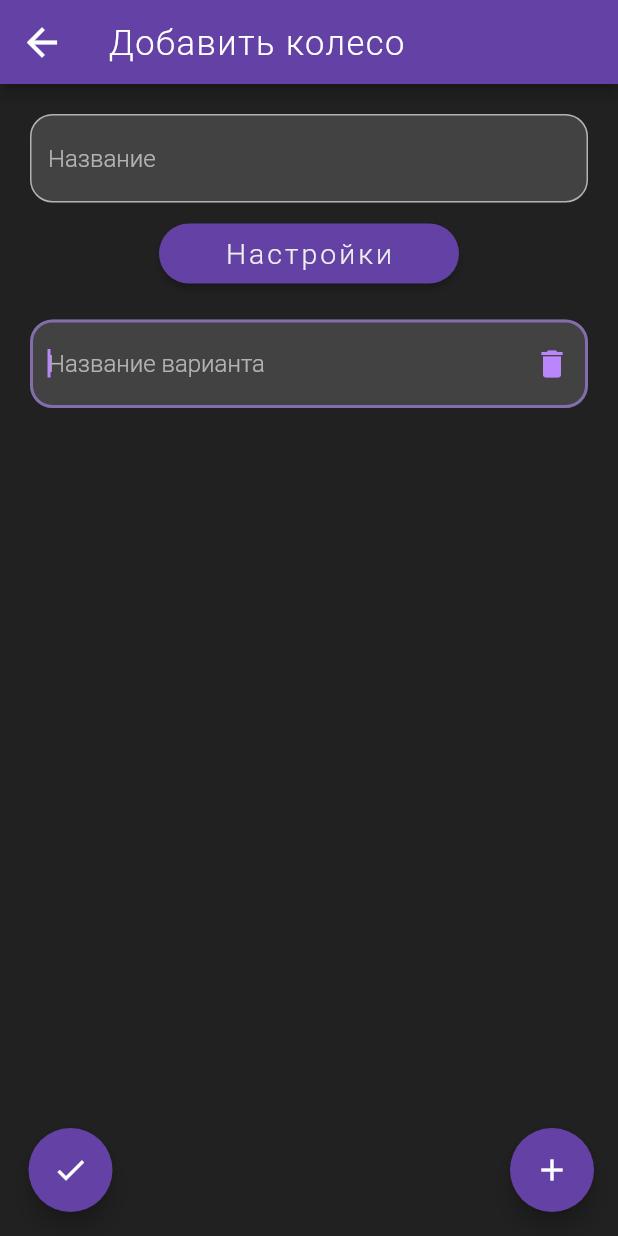
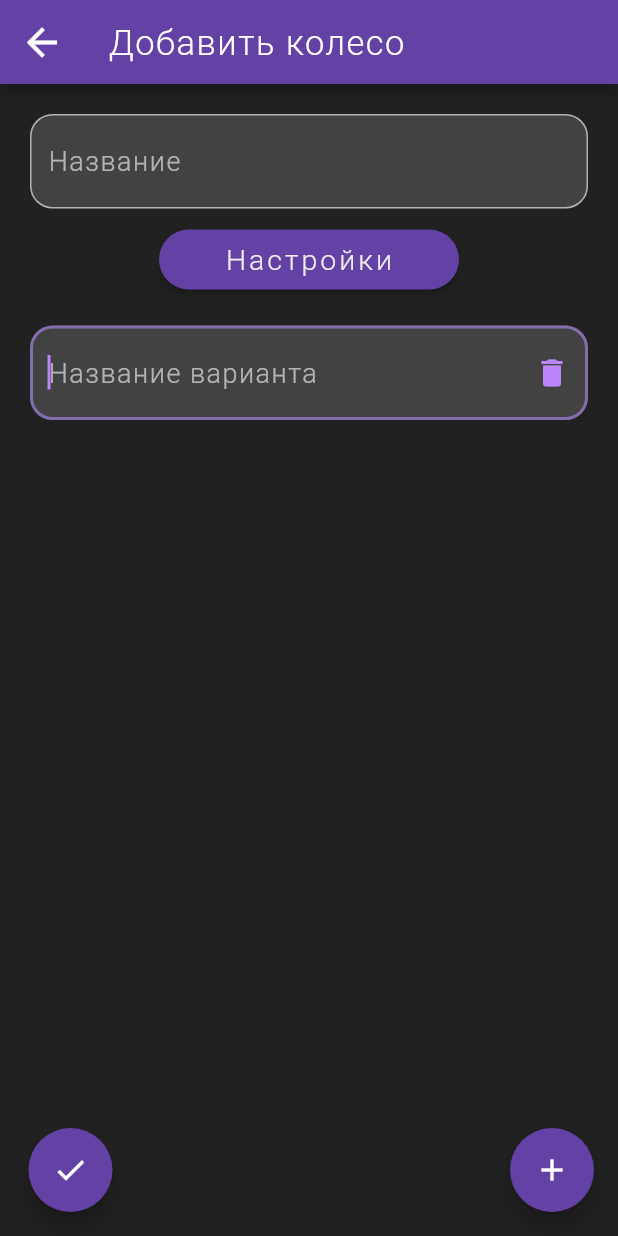
Before and after one commit to brntsv/wheel_auction, a Flutter app: the AddWheelScreen screen opened by its route, on a phone screen of 412 x 824 dp. Run offline on Flutter 3.47's test engine with Material 2 defaults, Android fonts, the phone set to English and light mode, and no system bars; our stand-ins replace shared_preferences; accounts and stored records are empty.

Commit message:
add new theme settings

```diff
--- a/lib/src/screens/add_wheel_screen/add_wheel_screen.dart
+++ b/lib/src/screens/add_wheel_screen/add_wheel_screen.dart
@@ -4,6 +4,7 @@ import 'package:flutter/material.dart';
 import 'package:provider/provider.dart';
 import 'package:wheel_auction/src/screens/add_wheel_screen/model/list_of_wheels_model.dart';
 import 'package:wheel_auction/src/screens/global_settings_screen/global_settings_screen.dart';
+import 'package:wheel_auction/src/theme/app_text_style.dart';
 
 class AddWheelScreen extends StatefulWidget {
   const AddWheelScreen({Key? key}) : super(key: key);
@@ -134,13 +135,14 @@ class _AddWheelScreenState extends State<AddWheelScreen> {
   Widget build(BuildContext context) {
     final listOfWheels = context.read<ListOfWheelsModel>();
     final List<String?> listEvents = [];
+    final theme = Theme.of(context);
 
     return GestureDetector(
       onTap: () => FocusScope.of(context).unfocus(),
       child: Scaffold(
         appBar: AppBar(
           title: const Text('Добавить колесо'),
-          backgroundColor: Theme.of(context).primaryColor,
+          backgroundColor: theme.primaryColor,
         ),
         floatingActionButton: Row(
           children: [
@@ -160,10 +162,8 @@ class _AddWheelScreenState extends State<AddWheelScreen> {
             ),
             const Spacer(),
             FloatingActionButton(
-              backgroundColor:
-                  Theme.of(context).floatingActionButtonTheme.backgroundColor,
-              foregroundColor:
-                  Theme.of(context).floatingActionButtonTheme.foregroundColor,
+              backgroundColor: theme.floatingActionButtonTheme.backgroundColor,
+              foregroundColor: theme.floatingActionButtonTheme.foregroundColor,
               onPressed: () {
                 _insert();
               },
@@ -191,6 +191,7 @@ class _AddWheelScreenState extends State<AddWheelScreen> {
                       listOfWheels.addNameWheel(newValue);
                     },
                     // !!!!!!!!!
+                    style: AppTextStyle.hintInputText,
                     decoration: InputDecoration(
                       border: const OutlineInputBorder(
                           borderRadius: BorderRadius.all(Radius.circular(15))),
@@ -198,10 +199,13 @@ class _AddWheelScreenState extends State<AddWheelScreen> {
                           borderRadius:
                               const BorderRadius.all(Radius.circular(15)),
                           borderSide: BorderSide(
-                              width: 2, color: Theme.of(context).focusColor)),
+                            width: 2,
+                            color: theme.focusColor,
+                          )),
                       hintText: 'Название',
+                      hintStyle: AppTextStyle.hintInputText,
                       filled: true,
-                      fillColor: Theme.of(context).primaryColorLight,
+                      fillColor: theme.primaryColorLight,
                     ),
                   ),
                 ),
@@ -209,11 +213,13 @@ class _AddWheelScreenState extends State<AddWheelScreen> {
               ElevatedButton(
                 onPressed: () {
                   Navigator.restorablePushNamed(
-                      context, GlobalSettingsWheel.routeName);
+                    context,
+                    GlobalSettingsWheel.routeName,
+                  );
                 },
                 style: ButtonStyle(
-                  backgroundColor: MaterialStatePropertyAll<Color>(
-                      Theme.of(context).primaryColor),
+                  backgroundColor:
+                      MaterialStatePropertyAll<Color>(theme.primaryColor),
                   minimumSize: MaterialStateProperty.all(const Size(200, 40)),
                   shape: MaterialStateProperty.all(
                     RoundedRectangleBorder(
@@ -221,10 +227,7 @@ class _AddWheelScreenState extends State<AddWheelScreen> {
                     ),
                   ),
                 ),
-                child: Text(
-                  'Настройки',
-                  style: Theme.of(context).textTheme.button,
-                ),
+                child: Text('Настройки', style: theme.textTheme.button),
               ),
               // !!!!!!
               Form(
@@ -261,6 +264,7 @@ class _AddWheelScreenState extends State<AddWheelScreen> {
                               _focusNodes[index + 1].requestFocus();
                             }
                           },
+                          style: AppTextStyle.hintInputText,
                           decoration: InputDecoration(
                             suffixIcon: IconButton(
                                 onPressed: (() => _removeAtIndex(index)),
@@ -272,12 +276,14 @@ class _AddWheelScreenState extends State<AddWheelScreen> {
                               borderRadius:
                                   const BorderRadius.all(Radius.circular(15)),
                               borderSide: BorderSide(
-                                  width: 2,
-                                  color: Theme.of(context).focusColor),
+                                width: 2,
+                                color: theme.focusColor,
+                              ),
                             ),
                             hintText: 'Название варианта',
+                            hintStyle: AppTextStyle.hintInputText,
                             filled: true,
-                            fillColor: Theme.of(context).primaryColorLight,
+                            fillColor: theme.primaryColorLight,
                           ),
                         ),
                       ),
```
